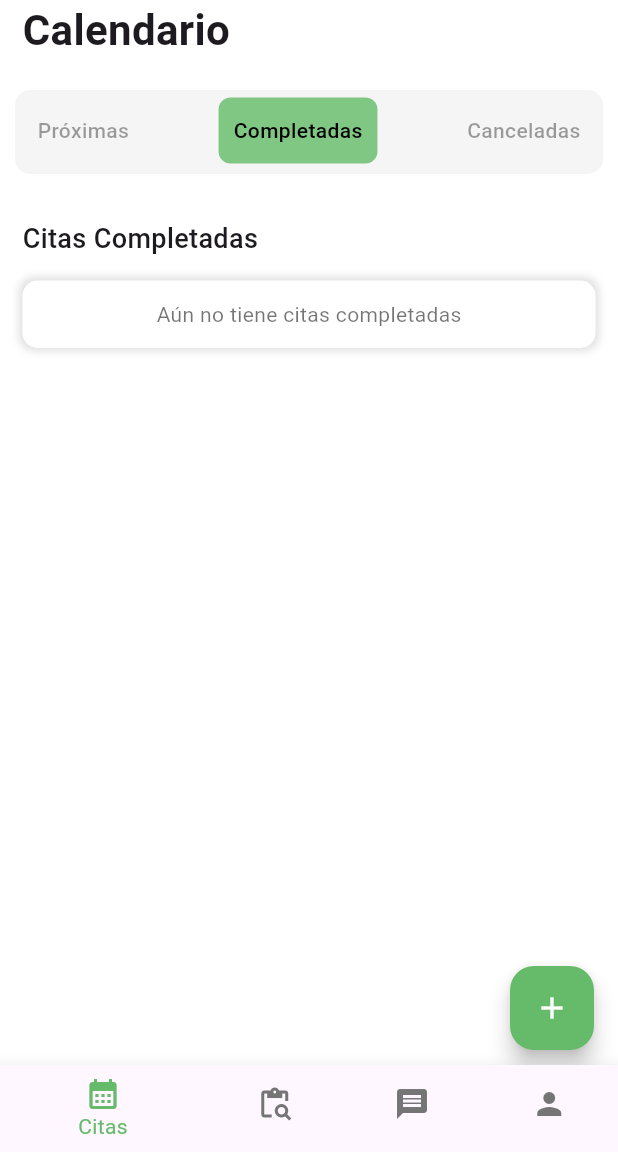
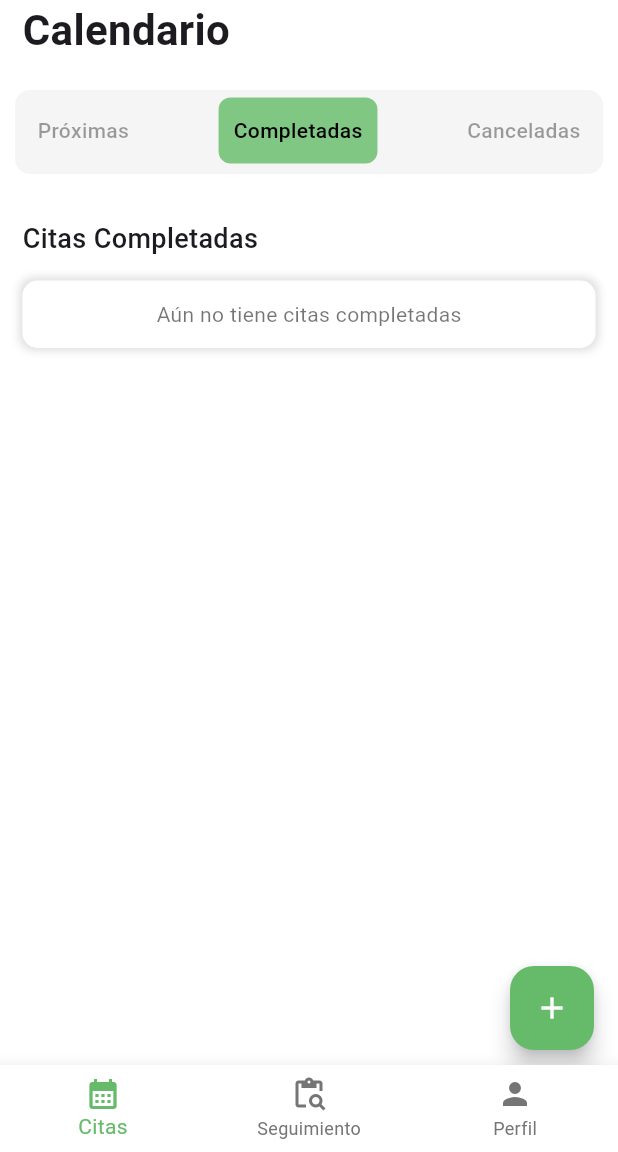
Before and after one commit to GabrielAgundiz/MechanicTracking, a Flutter app: the HomePage screen opened directly, after a tap on "Completadas", on a phone screen of 412 x 824 dp, the part 84-1236 px from its top. Run offline on Flutter 3.47's test engine with Material 3 defaults, Android fonts, the phone set to English and light mode, and no system bars; our stand-ins replace cloud_firestore, dotted_line, email_validator, firebase_auth, firebase_core, flutter_dotenv and 4 more; missing offline and left inert: custom_clippers, mailer; accounts and stored records are empty; network calls fail.

Commit message:
User Whatsapp Button

```diff
--- a/mechanictraking/lib/screens/user/home.dart
+++ b/mechanictraking/lib/screens/user/home.dart
@@ -24,7 +24,7 @@ class _HomePageState extends State<HomePage> {
       //   FeedPage(),
       SchedulePage(),
       TrackingPage(),
-      ChatPage(),
+      //ChatPage(),
       ProfilePage2()
     ];
 
@@ -69,10 +69,10 @@ class _HomePageState extends State<HomePage> {
             icon: Icon(Icons.content_paste_search), // Icono del elemento
             label: 'Seguimiento', // Etiqueta del elemento
           ),
-          BottomNavigationBarItem(
-            icon: Icon(Icons.message),
-            label: 'Mensajes',
-          ),
+          //     BottomNavigationBarItem(
+          //      icon: Icon(Icons.message),
+          //      label: 'Mensajes',
+          //     ),
           BottomNavigationBarItem(
             icon: Icon(Icons.person),
             label: 'Perfil',
--- a/mechanictraking/lib/screens/user/profile2.dart
+++ b/mechanictraking/lib/screens/user/profile2.dart
@@ -2,12 +2,14 @@ import 'package:cloud_firestore/cloud_firestore.dart';
 import 'package:firebase_auth/firebase_auth.dart';
 import 'package:flutter/material.dart';
 import 'package:flutter/services.dart';
+import 'package:font_awesome_flutter/font_awesome_flutter.dart';
 import 'package:image_picker/image_picker.dart';
 import 'package:mechanictracking/screens/user/home.dart';
 import 'package:mechanictracking/screens/user/notifies.dart';
 import 'package:mechanictracking/screens/user/widgets/circularimage.dart';
 import 'package:mechanictracking/screens/user/widgets/profiledata.dart';
 import 'package:mechanictracking/screens/user/widgets/sectionheading.dart';
+import 'package:mechanictracking/screens/user/widgets/whatsappbutton.dart';
 
 class ProfilePage2 extends StatefulWidget {
   ProfilePage2({super.key});
@@ -43,18 +45,19 @@ class _ProfilePage2State extends State<ProfilePage2> {
           'Perfil',
           style: TextStyle(fontWeight: FontWeight.bold),
         ),
-        actions: <Widget>[
-          IconButton(
-            icon: const Icon(Icons.notifications),
-            onPressed: () {
-              Navigator.push(
-                context,
-                MaterialPageRoute(builder: (context) => NotifiesPage()),
-              );
-            },
-          )
-        ],
+        //   actions: <Widget>[
+        //     IconButton(
+        //        icon: const Icon(Icons.notifications),
+        //       onPressed: () {
+        //          Navigator.push(
+        //           context,
+        //            MaterialPageRoute(builder: (context) => NotifiesPage()),
+        //          );
+        //        },
+        //      )
+        //     ],
       ),
+      bottomNavigationBar: const WhatsappButton(),
       body: SafeArea(
         child: SingleChildScrollView(
           child: Padding(
--- a/mechanictraking/lib/screens/user/scheduledetails.dart
+++ b/mechanictraking/lib/screens/user/scheduledetails.dart
@@ -2,6 +2,7 @@ import 'package:flutter/material.dart';
 import 'package:intl/intl.dart';
 import 'package:mechanictracking/model/appointment.dart';
 import 'package:mechanictracking/screens/user/widgets/sectionheading.dart';
+import 'package:mechanictracking/screens/user/widgets/whatsappbutton.dart';
 
 class ScheduleDetailsPage extends StatelessWidget {
   final Appointment _appointment;
@@ -16,6 +17,7 @@ class ScheduleDetailsPage extends StatelessWidget {
           style: TextStyle(fontWeight: FontWeight.bold),
         ),
       ),
+      bottomNavigationBar: const WhatsappButton(),
       body: SafeArea(
           child: SingleChildScrollView(
         child: Padding(
--- a/mechanictraking/lib/screens/user/trackdetails.dart
+++ b/mechanictraking/lib/screens/user/trackdetails.dart
@@ -6,6 +6,7 @@ import 'package:mechanictracking/screens/user/diagnostic.dart';
 import 'package:mechanictracking/screens/user/widgets/verticalstepper.dart'
     as step;
 import 'package:mechanictracking/screens/user/widgets/verticalstepper.dart';
+import 'package:mechanictracking/screens/user/widgets/whatsappbutton.dart';
 import 'package:mechanictracking/services/appointment_service.dart';
 
 class TrackDetailsPage extends StatefulWidget {
@@ -105,6 +106,7 @@ class _TrackDetailsPageState extends State<TrackDetailsPage> {
                   style: TextStyle(fontWeight: FontWeight.bold),
                 ), // Título de la barra de aplicación
               ),
+              bottomNavigationBar: const WhatsappButton(),
               body: SafeArea(
                 child: SingleChildScrollView(
                   child: Column(
--- /dev/null
+++ b/mechanictraking/lib/screens/user/widgets/whatsappbutton.dart
@@ -0,0 +1,34 @@
+import 'package:flutter/material.dart';
+import 'package:font_awesome_flutter/font_awesome_flutter.dart';
+
+class WhatsappButton extends StatelessWidget {
+  const WhatsappButton({super.key});
+
+  @override
+  Widget build(BuildContext context) {
+    return GestureDetector(
+      onTap: (){},
+      child: Container(
+          padding: const EdgeInsets.all(20),
+          child: Expanded(
+            flex: 6,
+            child: ElevatedButton(
+              onPressed: () {},
+              style: ElevatedButton.styleFrom(
+                backgroundColor: Colors.green,
+                foregroundColor: Colors.white,
+              ),
+              child: const Row(
+                mainAxisAlignment: MainAxisAlignment.center,
+                children: [
+                  FaIcon(FontAwesomeIcons.whatsapp),
+                  SizedBox(width: 10,),
+                  Text("Iniciar chat con el Taller"),
+                ],
+              ),
+            ),
+          ),
+        ),
+    );
+  }
+}
--- a/mechanictraking/pubspec.yaml
+++ b/mechanictraking/pubspec.yaml
@@ -49,6 +49,7 @@ dependencies:
   intl: ^0.19.0
   provider: ^6.1.2
   shared_preferences: ^2.2.3
+  font_awesome_flutter:
 
 
 dev_dependencies:
```
